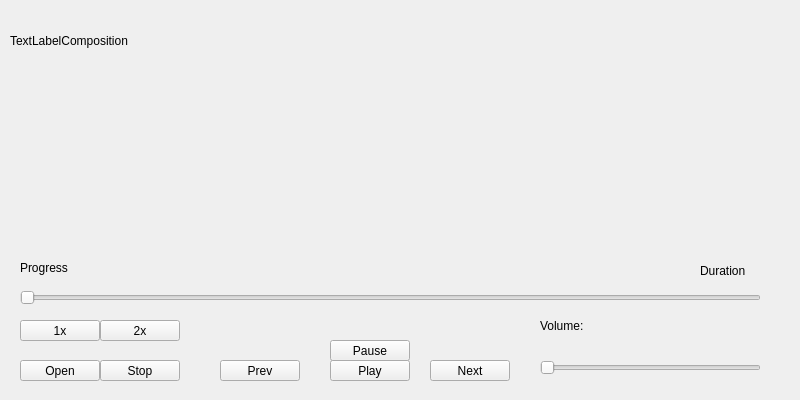
Old version of the form widget.ui in the repository tekater/Qt_MediaPlayer.
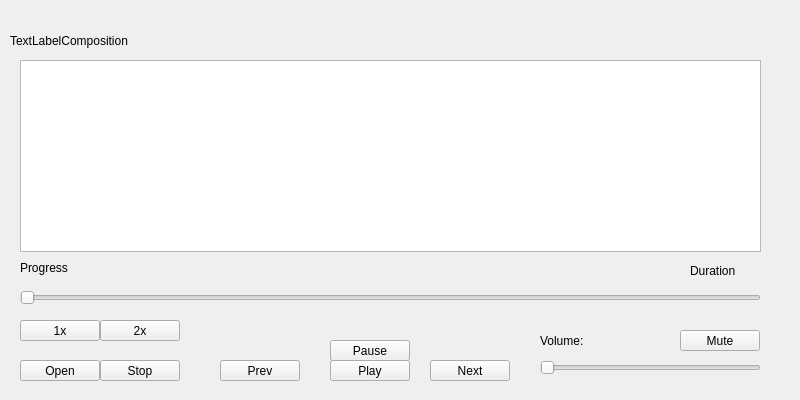
New version of the form. Icons and pictures are not drawn.

What changed in the file:
```diff
--- a/widget.ui
+++ b/widget.ui
@@ -112,9 +112,9 @@
    <property name="geometry">
     <rect>
      <x>540</x>
-     <y>300</y>
+     <y>320</y>
      <width>221</width>
-     <height>51</height>
+     <height>41</height>
     </rect>
    </property>
    <property name="text">
@@ -163,9 +163,9 @@
   <widget class="QLabel" name="labelDuration">
    <property name="geometry">
     <rect>
-     <x>700</x>
+     <x>690</x>
      <y>260</y>
-     <width>71</width>
+     <width>101</width>
      <height>21</height>
     </rect>
    </property>
@@ -199,6 +199,29 @@
     <string>1x</string>
    </property>
   </widget>
+  <widget class="QPushButton" name="pushButtonMute">
+   <property name="geometry">
+    <rect>
+     <x>680</x>
+     <y>330</y>
+     <width>80</width>
+     <height>21</height>
+    </rect>
+   </property>
+   <property name="text">
+    <string>Mute</string>
+   </property>
+  </widget>
+  <widget class="QTableView" name="tableViewPlaylist">
+   <property name="geometry">
+    <rect>
+     <x>20</x>
+     <y>60</y>
+     <width>741</width>
+     <height>192</height>
+    </rect>
+   </property>
+  </widget>
  </widget>
  <resources>
   <include location="Icons.qrc"/>
```
